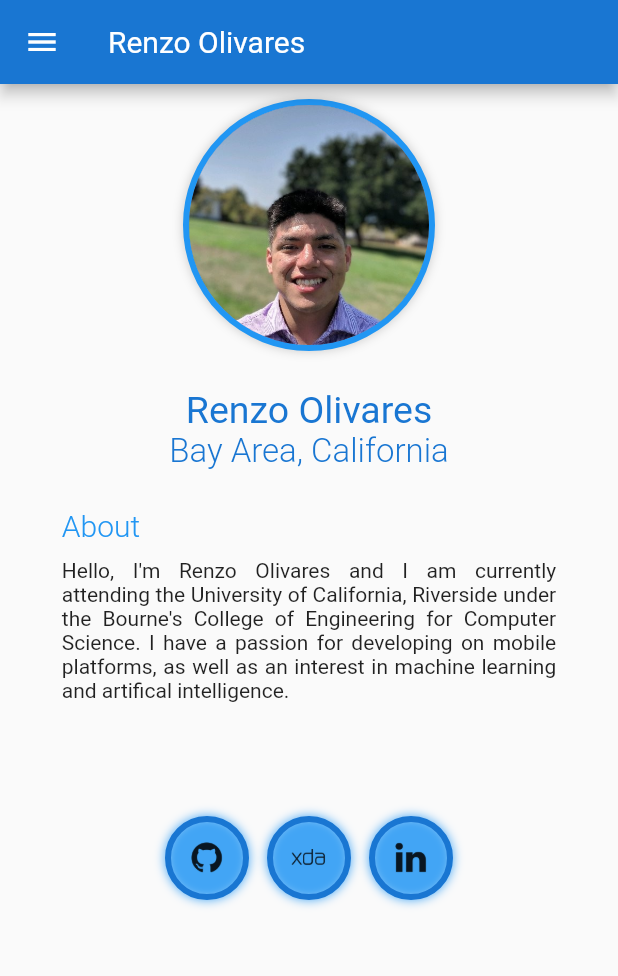
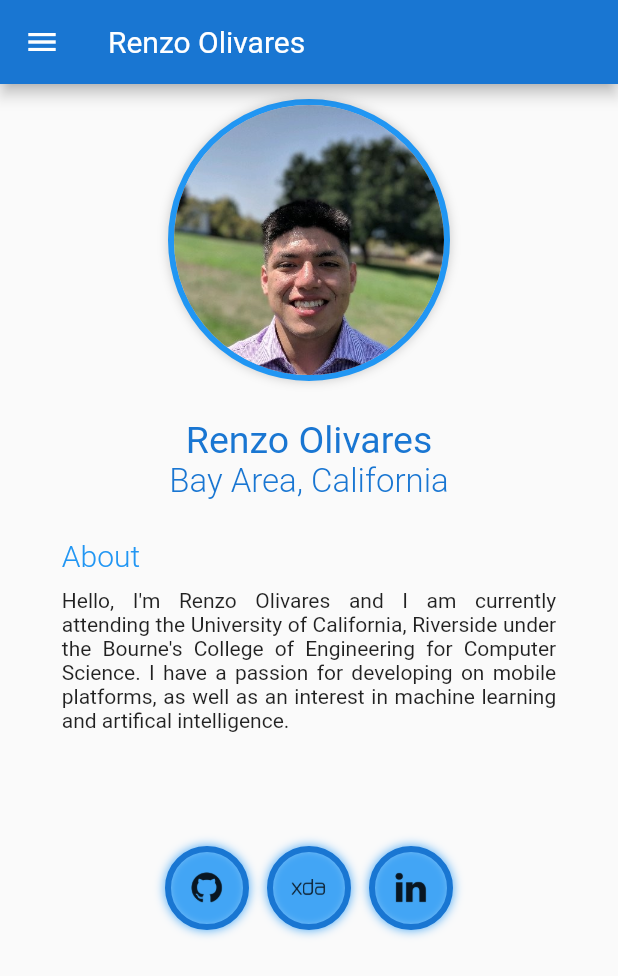
Before and after one commit to Renzo-Olivares/Renzo-Olivares.github.io, a Flutter app: the screen it shows after launch, on a phone screen of 412 x 824 dp. Shown: the top 976 px of the screen. Run offline on Flutter 3.47's test engine with Material 2 defaults, Android fonts, the phone set to English and light mode, and no system bars; missing offline and left inert: dart:html.

Commit message:
fix drawer close on tap, and testing circle avatar fix on some devices

```diff
--- a/lib/Helpers/RootDrawer.dart
+++ b/lib/Helpers/RootDrawer.dart
@@ -3,7 +3,7 @@ import 'package:flutter/material.dart';
 class RootDrawer {
   static DrawerControllerState of(BuildContext context) {
     final DrawerControllerState drawerControllerState =
-        context.dependOnInheritedWidgetOfExactType(aspect: DrawerControllerState());
+        context.findRootAncestorStateOfType<DrawerControllerState>();
     return drawerControllerState;
   }
 }
--- a/lib/Helpers/RootScaffold.dart
+++ b/lib/Helpers/RootScaffold.dart
@@ -3,7 +3,7 @@ import 'package:flutter/material.dart';
 class RootScaffold {
   static openDrawer(BuildContext context) {
     final ScaffoldState scaffoldState =
-        context.dependOnInheritedWidgetOfExactType(aspect: ScaffoldState());
+        context.findRootAncestorStateOfType<ScaffoldState>();
     scaffoldState.openDrawer();
   }
 }
--- a/lib/Widgets/CustomCircleAvatar.dart
+++ b/lib/Widgets/CustomCircleAvatar.dart
@@ -18,9 +18,12 @@ class CustomCircleAvatar extends StatelessWidget {
           color: Colors.blue[500],
         ),
       ),
-      child: CircleAvatar(
-        radius: size,
-        backgroundImage: AssetImage('assets/images/profile_picture.png'),
+      child: ClipOval(
+        child: Image.asset('assets/images/profile_picture.png',
+        fit: BoxFit.cover,
+        height: 180.0,
+        width: 180.0,
+        ),
       ),
     );
   }
```
